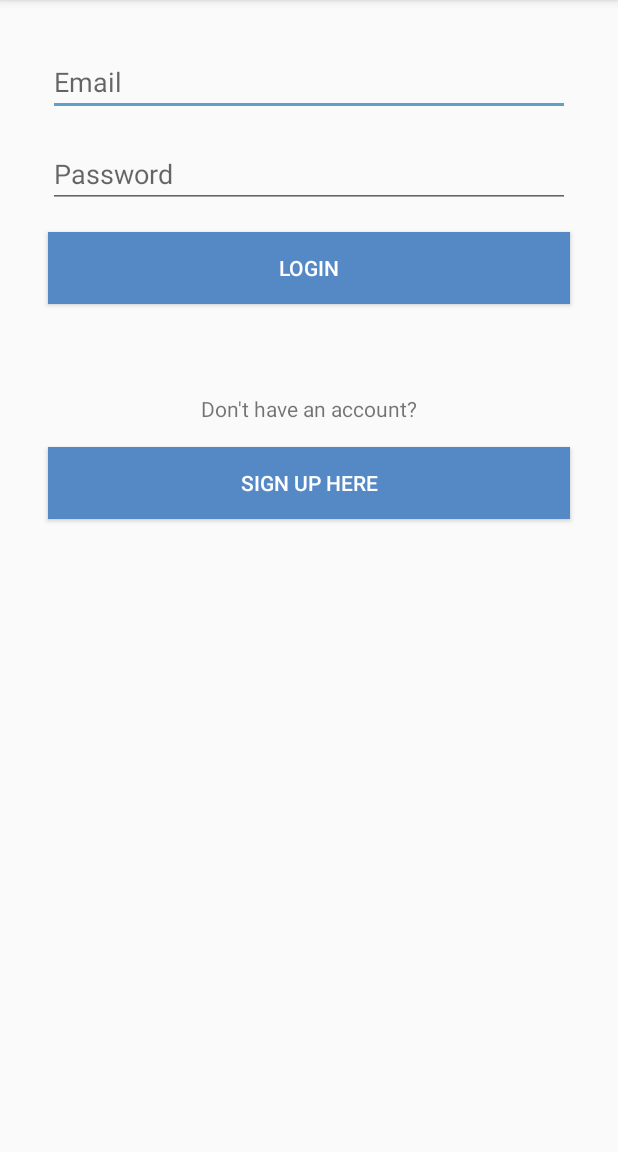
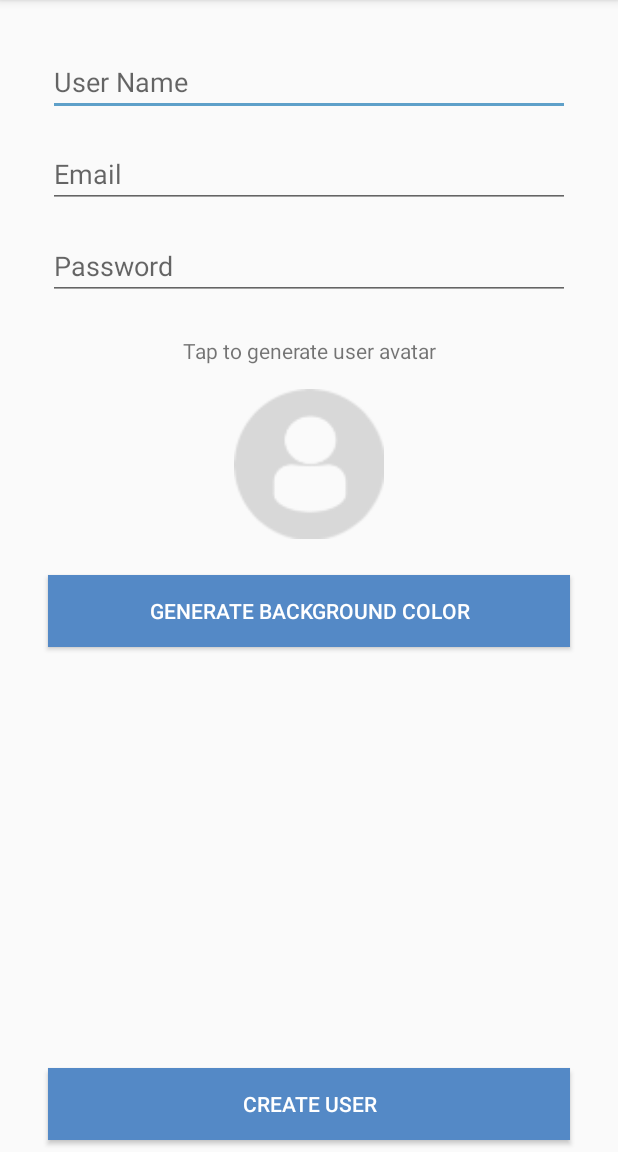
Before and after one commit to mvkva/SmackChatApp, an Android app: the LoginActivity screen opened directly, with no data from a screen before it, after a tap on "SIGN UP HERE", on a phone screen of 412 x 824 dp, the part 84-1236 px from its top. Run offline under Robolectric (Android 15) with nearby library versions, the phone set to English and light mode, and no system bars.

Commit message:
Create User Activity

```diff
--- a/app/src/main/AndroidManifest.xml
+++ b/app/src/main/AndroidManifest.xml
@@ -20,6 +20,8 @@
         </activity>
         <activity android:name=".LoginActivity">
         </activity>
+        <activity android:name=".CreateUserActivity">
+        </activity>
     </application>
 
 </manifest>
--- /dev/null
+++ b/app/src/main/java/com/milenkobojanic/smackchatapp/CreateUserActivity.kt
@@ -0,0 +1,25 @@
+package com.milenkobojanic.smackchatapp
+
+import android.support.v7.app.AppCompatActivity
+import android.os.Bundle
+import android.view.View
+
+class CreateUserActivity : AppCompatActivity() {
+
+    override fun onCreate(savedInstanceState: Bundle?) {
+        super.onCreate(savedInstanceState)
+        setContentView(R.layout.activity_create_user)
+    }
+
+    fun generateUserAvatar(view: View) {
+
+    }
+
+    fun generateBackgroundColorButtonClicked(view: View) {
+
+    }
+
+    fun createUserButtonClicked(view: View) {
+
+    }
+}
--- a/app/src/main/java/com/milenkobojanic/smackchatapp/LoginActivity.kt
+++ b/app/src/main/java/com/milenkobojanic/smackchatapp/LoginActivity.kt
@@ -1,5 +1,6 @@
 package com.milenkobojanic.smackchatapp
 
+import android.content.Intent
 import android.support.v7.app.AppCompatActivity
 import android.os.Bundle
 import android.view.View
@@ -16,6 +17,7 @@ class LoginActivity : AppCompatActivity() {
     }
 
     fun loginCreateUserButtonClicked(view: View) {
-
+        val createUserIntent = Intent(this, CreateUserActivity::class.java)
+        startActivity(createUserIntent)
     }
 }
--- /dev/null
+++ b/app/src/main/res/layout/activity_create_user.xml
@@ -0,0 +1,113 @@
+<?xml version="1.0" encoding="utf-8"?>
+<android.support.constraint.ConstraintLayout
+    xmlns:android="http://schemas.android.com/apk/res/android"
+    xmlns:app="http://schemas.android.com/apk/res-auto"
+    xmlns:tools="http://schemas.android.com/tools"
+    android:layout_width="match_parent"
+    android:layout_height="match_parent"
+    tools:context=".CreateUserActivity">
+
+    <EditText
+        android:id="@+id/createUserNameText"
+        android:layout_width="0dp"
+        android:layout_height="wrap_content"
+        android:layout_marginEnd="32dp"
+        android:layout_marginStart="32dp"
+        android:layout_marginTop="32dp"
+        android:ems="10"
+        android:hint="User Name"
+        android:inputType="textPersonName"
+        android:textColor="@android:color/darker_gray"
+        app:layout_constraintEnd_toEndOf="parent"
+        app:layout_constraintHorizontal_bias="0.5"
+        app:layout_constraintStart_toStartOf="parent"
+        app:layout_constraintTop_toTopOf="parent"/>
+
+    <EditText
+        android:id="@+id/createEmailText"
+        android:layout_width="0dp"
+        android:layout_height="wrap_content"
+        android:layout_marginEnd="32dp"
+        android:layout_marginStart="32dp"
+        android:layout_marginTop="16dp"
+        android:ems="10"
+        android:hint="Email"
+        android:inputType="textPersonName"
+        android:textColor="@android:color/darker_gray"
+        app:layout_constraintEnd_toEndOf="parent"
+        app:layout_constraintHorizontal_bias="0.5"
+        app:layout_constraintStart_toStartOf="parent"
+        app:layout_constraintTop_toBottomOf="@+id/createUserNameText"/>
+
+    <EditText
+        android:id="@+id/createPasswordText"
+        android:layout_width="0dp"
+        android:layout_height="wrap_content"
+        android:layout_marginEnd="32dp"
+        android:layout_marginStart="32dp"
+        android:layout_marginTop="16dp"
+        android:ems="10"
+        android:hint="Password"
+        android:inputType="textPassword"
+        android:textColor="@android:color/darker_gray"
+        app:layout_constraintEnd_toEndOf="parent"
+        app:layout_constraintHorizontal_bias="0.5"
+        app:layout_constraintStart_toStartOf="parent"
+        app:layout_constraintTop_toBottomOf="@+id/createEmailText"/>
+
+    <TextView
+        android:id="@+id/textView2"
+        android:layout_width="0dp"
+        android:layout_height="wrap_content"
+        android:layout_marginTop="24dp"
+        android:text="Tap to generate user avatar"
+        android:textAlignment="center"
+        app:layout_constraintEnd_toEndOf="parent"
+        app:layout_constraintHorizontal_bias="0.5"
+        app:layout_constraintStart_toStartOf="parent"
+        app:layout_constraintTop_toBottomOf="@+id/createPasswordText"/>
+
+    <ImageView
+        android:id="@+id/createAvatarImageView"
+        android:layout_width="100dp"
+        android:layout_height="100dp"
+        android:layout_marginTop="16dp"
+        android:onClick="generateUserAvatar"
+        app:layout_constraintEnd_toEndOf="parent"
+        app:layout_constraintHorizontal_bias="0.5"
+        app:layout_constraintStart_toStartOf="parent"
+        app:layout_constraintTop_toBottomOf="@+id/textView2"
+        app:srcCompat="@drawable/profiledefault"/>
+
+    <Button
+        android:id="@+id/createBackgroundColorButton"
+        android:layout_width="0dp"
+        android:layout_height="wrap_content"
+        android:layout_marginEnd="32dp"
+        android:layout_marginStart="32dp"
+        android:layout_marginTop="24dp"
+        android:background="@color/colorPrimary"
+        android:onClick="generateBackgroundColorButtonClicked"
+        android:text="Generate Background Color"
+        android:textColor="@android:color/white"
+        app:layout_constraintEnd_toEndOf="parent"
+        app:layout_constraintHorizontal_bias="0.5"
+        app:layout_constraintStart_toStartOf="parent"
+        app:layout_constraintTop_toBottomOf="@+id/createAvatarImageView"/>
+
+    <Button
+        android:id="@+id/createUserButton"
+        android:layout_width="0dp"
+        android:layout_height="wrap_content"
+        android:layout_marginBottom="8dp"
+        android:layout_marginEnd="32dp"
+        android:layout_marginStart="32dp"
+        android:background="@color/colorPrimary"
+        android:onClick="createUserButtonClicked"
+        android:text="Create User"
+        android:textColor="@android:color/white"
+        app:layout_constraintBottom_toBottomOf="parent"
+        app:layout_constraintEnd_toEndOf="parent"
+        app:layout_constraintHorizontal_bias="0.5"
+        app:layout_constraintStart_toStartOf="parent"/>
+</android.support.constraint.ConstraintLayout>
```
